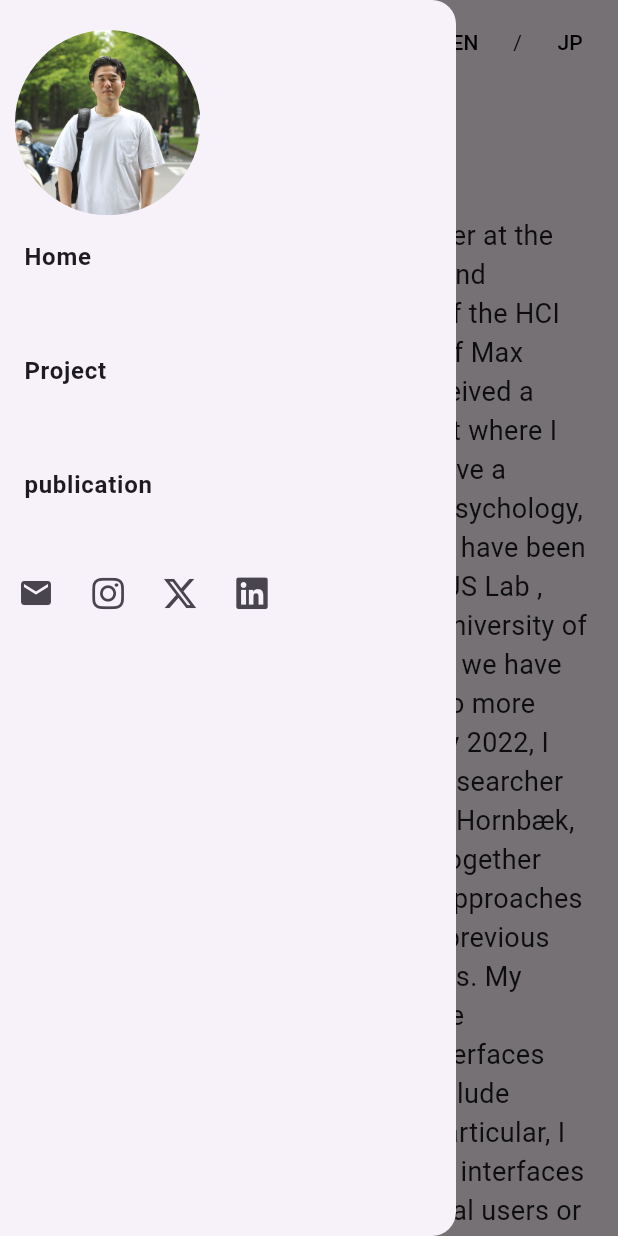
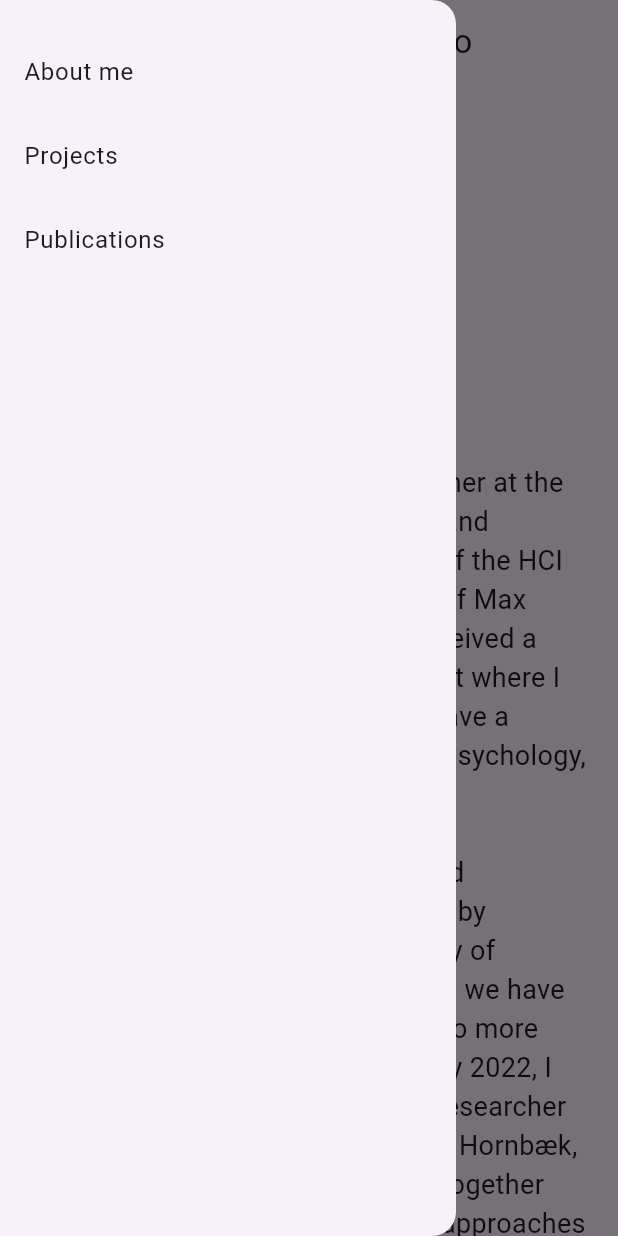
Before and after one commit to osyakan/portfolio, a Flutter app: the screen it shows after launch, with the side drawer open, on a phone screen of 412 x 824 dp. Run offline on Flutter 3.47's test engine with Material 3 defaults, Android fonts, the phone set to English and light mode, and no system bars; our stand-ins replace font_awesome_flutter, youtube_player_iframe.

Commit message:
Update main.dart

```diff
--- a/website/lib/main.dart
+++ b/website/lib/main.dart
@@ -4,46 +4,26 @@ import 'responsive_widget.dart';
 import 'package:font_awesome_flutter/font_awesome_flutter.dart';
 import 'package:url_launcher/url_launcher.dart';
 import 'pages/project_page.dart';
-import 'dart:math';
-import 'package:flutter_gen/gen_l10n/app_localizations.dart';
 
 void main() {
   runApp(MyApp());
 }
 
-class MyApp extends StatefulWidget {
-  @override
-  State<MyApp> createState() => _MyAppState();
-}
-
-class _MyAppState extends State<MyApp> {
-  Locale _locale = Locale('en');
-
-  void _changeLanguage(Locale locale) {
-    setState(() {
-      _locale = locale;
-    });
-  }
-
+class MyApp extends StatelessWidget {
   @override
   Widget build(BuildContext context) {
     return MaterialApp(
-      locale: _locale,
-      localizationsDelegates: AppLocalizations.localizationsDelegates,
-      supportedLocales: AppLocalizations.supportedLocales,
-      title: 'Kan Kusakabe',
+      title: 'My Portfolio',
       theme: ThemeData(
         primarySwatch: Colors.blue,
       ),
-      home: PortfolioPage(changeLanguage: _changeLanguage),
+      home: PortfolioPage(),
     );
   }
 }
 
 class PortfolioPage extends StatefulWidget {
-  final void Function(Locale) changeLanguage;
-
-  PortfolioPage({required this.changeLanguage});
+  PortfolioPage();
 
   @override
   _PortfolioPageState createState() => _PortfolioPageState();
@@ -72,19 +52,40 @@ class _PortfolioPageState extends State<PortfolioPage> {
   Widget _buildContent() {
     return ListView(
       controller: _scrollController,
+      padding: EdgeInsets.symmetric(horizontal: 10),
       children: [
+        // もしsmallScreenの場合は画像を表示
+        if (ResponsiveWidget.isSmallScreen(context))
+          Align(
+            alignment: Alignment.center,
+            child: Container(
+              width: MediaQuery.of(context).size.width * 0.4,
+              height: MediaQuery.of(context).size.width * 0.4,
+              // 画像は円形にする
+              decoration: BoxDecoration(
+                shape: BoxShape.circle,
+                image: DecorationImage(
+                  fit: BoxFit.cover,
+                  image: AssetImage('image/kan.png'),
+                ),
+              ),
+            ),
+          ),
         Section(
           key: _sectionKeys[0],
-            title: AppLocalizations.of(context)!.header,
-            content: HomeContent()),
+          title: 'About me',
+          content: HomeContent(),
+        ),
         Section(
           key: _sectionKeys[1],
-            title: AppLocalizations.of(context)!.project,
-            content: ProjectContent()),
+          title: 'Projects',
+          content: ProjectContent(),
+        ),
         Section(
           key: _sectionKeys[2],
-            title: AppLocalizations.of(context)!.publication,
-            content: PublicationContent()),
+          title: 'Publications',
+          content: PublicationContent(),
+        ),
       ],
     );
   }
@@ -100,7 +101,7 @@ class _PortfolioPageState extends State<PortfolioPage> {
   // メインのナビゲーション
   Container mainBuilder() {
     return Container(
-      padding: EdgeInsets.all(16),
+      padding: EdgeInsets.all(10),
       width: MediaQuery.of(context).size.width * 0.25,
       child: Column(
         mainAxisAlignment: MainAxisAlignment.start,
@@ -116,7 +117,7 @@ class _PortfolioPageState extends State<PortfolioPage> {
             ),
           ),
           SizedBox(height: 20),
-          NavLink(title: 'Home', onTap: () => _scrollToSection(0)),
+          NavLink(title: 'About me', onTap: () => _scrollToSection(0)),
           NavLink(title: 'Projects', onTap: () => _scrollToSection(1)),
           NavLink(title: 'Publications', onTap: () => _scrollToSection(2)),
           // 横向きに連絡先のアイコンを表示, アイコンはクリックするとリンク先に飛ぶ
@@ -155,75 +156,17 @@ class _PortfolioPageState extends State<PortfolioPage> {
       child: ListView(
         children: [
           SizedBox(height: 20),
-          Container(
-            // add padding to the left
-            padding: EdgeInsets.only(left: 10),
-            child: Align(
-              alignment: Alignment.centerLeft,
-              // paddingを追加
-              child: Container(
-                width: MediaQuery.of(context).size.width * 0.3,
-                height: MediaQuery.of(context).size.width * 0.3,
-                decoration: BoxDecoration(
-                  shape: BoxShape.circle,
-                  image: DecorationImage(
-                    fit: BoxFit.cover,
-                    image: AssetImage('image/kan.png'),
-                  ),
-                ),
-              ),
-            ),
+          ListTile(
+            title: Text('About me'),
+            onTap: () => _scrollToSection(0),
           ),
           ListTile(
-            title: Text(
-              AppLocalizations.of(context)!.home,
-              style: TextStyle(fontWeight: FontWeight.bold),
-            ),
-            onTap: () => _scrollToSection(0),
-          ),
-          SizedBox(height: 20),
-          ListTile(
-            // テキストをボルドにする
-            title: Text(
-              AppLocalizations.of(context)!.project,
-              style: TextStyle(fontWeight: FontWeight.bold),
-            ),
+            title: Text('Projects'),
             onTap: () => _scrollToSection(1),
           ),
-          SizedBox(height: 20),
           ListTile(
-            title: Text(
-              AppLocalizations.of(context)!.publication,
-              style: TextStyle(fontWeight: FontWeight.bold),
-            ),
+            title: Text('Publications'),
             onTap: () => _scrollToSection(2),
-          ),
-          SizedBox(height: 20),
-          // 横向きに連絡先のアイコンを表示, アイコンはクリックするとリンク先に飛ぶ
-          Row(
-            children: [
-              IconButton(
-                icon: Icon(Icons.mail),
-                onPressed: () => launchUrl(
-                    Uri.parse('mailto:kusakabe.kan.v5@lems.hokudai.ac.jp')),
-              ),
-              IconButton(
-                icon: FaIcon(FontAwesomeIcons.instagram),
-                onPressed: () =>
-                    launchUrl(Uri.parse('https://www.instagram.com/hci_kan/')),
-              ),
-              IconButton(
-                // x.com
-                icon: FaIcon(FontAwesomeIcons.xTwitter),
-                onPressed: () => launchUrl(Uri.parse('https://x.com/HCI_kan')),
-              ),
-              IconButton(
-                // x.com
-                icon: FaIcon(FontAwesomeIcons.linkedin),
-                onPressed: () => launchUrl(Uri.parse(
-                    'https://www.linkedin.com/in/kan-kusakabe-a83589239/')),
-              ),
-            ],
           ),
         ],
       ),
@@ -235,23 +178,7 @@ class _PortfolioPageState extends State<PortfolioPage> {
     return Scaffold(
       key: _scaffoldKey,
       appBar: AppBar(
-        title: Text(AppLocalizations.of(context)!.title),
-        actions: [
-          // 言語切り替え
-          TextButton(
-            onPressed: () => setState(() {
-              widget.changeLanguage(Locale('en'));
-            }),
-            child: Text('EN', style: TextStyle(color: Colors.black)),
-          ),
-          Text("/"),
-          TextButton(
-            onPressed: () => setState(() {
-              widget.changeLanguage(Locale('ja'));
-            }),
-            child: Text('JP', style: TextStyle(color: Colors.black)),
-          ),
-        ],
+        title: Text('Kusakabe Kan\'s Portfolio'),
         // smallScreenの場合はDrawerを表示
         leading: ResponsiveWidget.isSmallScreen(context)
             ? IconButton(
@@ -282,10 +209,7 @@ class Section extends StatelessWidget {
   Widget build(BuildContext context) {
     return Container(
       // サイドのパディングは16, 上下は8
-      padding: EdgeInsets.symmetric(
-          horizontal:
-              min(max(MediaQuery.of(context).size.width * 0.024, 16), 100),
-          vertical: 16),
+      padding: EdgeInsets.symmetric(horizontal: 8, vertical: 16),
       child: Column(
         crossAxisAlignment: CrossAxisAlignment.start,
         children: [
@@ -337,7 +261,13 @@ class HomeContent extends StatelessWidget {
       children: [
         SizedBox(height: 20),
         Text(
-          AppLocalizations.of(context)!.selfIntrodution,
+          """
+ I am a senior lecturer and researcher at the HCI lab of Jürgen Steimle at Saarland University. Previously, I was head of the HCI group at the Telecooperation Lab of Max Mühlhäuser at TU Darmstadt. I received a doctoral degree from TU Darmstadt where I explored 3D-printed interfaces. I have a background in computer science, psychology, and visual computing.
+
+In addition, I have been an affiliated researcher at the SIRIUS Lab , lead by Mohamed Khamis, at the University of Glasgow from 2021 to 2022, where we have investigated tangible approaches to more useable security. Starting from July 2022, I am also an affiliated and visiting researcher at the HCC section, lead by Kasper Hornbæk, at the University of Copenhagen. Together with Daniel Ashbrook, we explore approaches to 3D print haptics, combining my previous research on Fabrication and Haptics.
+
+My current research interests are at the intersection of Human-Machine Interfaces and Digital Fabrication, but also include Extended Reality and Haptics. In particular, I enjoy to design, build, and evaluate interfaces that strive to be tailored to individual users or use cases rather than to a common denominator. Feel free to check out my recent publications or contact me.
+""",
           style: TextStyle(fontSize: 18),
         ),
       ],
@@ -346,109 +276,49 @@ class HomeContent extends StatelessWidget {
 }
 
 class ProjectContent extends StatelessWidget {
-  // titleとimageを横に並べたプロジェクトを縦に並べる
+  // projectsを受け取る
+  final List<Map<String, dynamic>> projects = [
+    {
+      'title': 'Project 1',
+      'youtube_urls': ["https://www.youtube.com/watch?v=2QjAquJL4R0"],
+      'doi': null,
+      'description': 'Project 1 description goes here',
+      'publication': 'Project 1 publication goes here',
+      'image': 'image/kan.png',
+    },
+  ];
+
   @override
   Widget build(BuildContext context) {
-    // ローカライゼーションのインスタンスを取得
-    final localizations = AppLocalizations.of(context)!;
-    // Listでプロジェクトの内容を記述（title, image, youtubelink, youtubelink_sub, description, doi, publication1, publication2）
-    final List<Map<String, dynamic>> projects = [
-      {
-        'title': localizations.p1Title,
-        'image': localizations.p1Image,
-        'youtubelink': localizations.p1Youtubelink,
-        'youtubelink_sub': localizations.p1Youtubelink_sub,
-        'description': localizations.p1Description,
-        'doi1': localizations.p1Doi1,
-        'doi2': localizations.p1Doi2,
-        'doi3': localizations.p1Doi3,
-        'publication1': localizations.p1Publication1,
-        'publication2': localizations.p1Publication2,
-        'publication3': localizations.p1Publication3,
-      },
-      {
-        'title': localizations.p2Title,
-        'image': localizations.p2Image,
-        'youtubelink': localizations.p2Youtubelink,
-        'youtubelink_sub': localizations.p2Youtubelink_sub,
-        'description': localizations.p2Description,
-        'doi1': localizations.p2Doi1,
-        'doi2': localizations.p2Doi2,
-        'doi3': localizations.p2Doi3,
-        'publication1': localizations.p2Publication1,
-        'publication2': localizations.p2Publication2,
-        'publication3': localizations.p2Publication3,
-      },
-      {
-        'title': localizations.p3Title,
-        'image': localizations.p3Image,
-        'youtubelink': localizations.p3Youtubelink,
-        'youtubelink_sub': localizations.p3Youtubelink_sub,
-        'description': localizations.p3Description,
-        'doi1': localizations.p3Doi1,
-        'doi2': localizations.p3Doi2,
-        'doi3': localizations.p3Doi3,
-        'publication1': localizations.p3Publication1,
-        'publication2': localizations.p3Publication2,
-        'publication3': localizations.p3Publication3,
-      },
-    ];
-    return Column(
-      children: projects
-          .map(
-            (project) => Column(
-              children: [
-                GestureDetector(
+    return ListView.builder(
+      itemCount: projects.length,
+      itemBuilder: (context, index) {
+        final project = projects[index];
+        return GestureDetector(
           onTap: () {
-                    Navigator.of(context).push(
+            Navigator.push(
+              context,
               MaterialPageRoute(
                 builder: (context) => ProjectPage(
                   title: project['title'],
-                          image: project['image'],
-                          youtubelink: project['youtubelink'],
-                          youtubelink_sub: project['youtubelink_sub'],
+                  youtube_urls: project['youtube_urls'],
+                  doi: project['doi'],
                   description: project['description'],
-                          doi1: project['doi1'],
-                          doi2: project['doi2'],
-                          doi3: project['doi3'],
-                          publication1: project['publication1'],
-                          publication2: project['publication2'],
-                          publication3: project['publication3'],
+                  publication: project['publication'],
+                  image: Image.asset(project['image']),
                 ),
               ),
             );
           },
-                  child: Row(
-                    children: [
-                      // もしscreenが小さい場合は画像を表示しない
-                      if (!ResponsiveWidget.isSmallScreen(context))
-                        Container(
-                          width: 200,
-                          height: 200,
-                          child: Image.asset(project['image']),
-                        ),
-                      if (!ResponsiveWidget.isSmallScreen(context))
-                        SizedBox(width: 20),
-                      Expanded(
-                        child: Text(
-                          project['title'],
-                          style: TextStyle(
-                            fontSize: min(
-                                max(MediaQuery.of(context).size.width * 0.024,
-                                    20),
-                                25),
-                          ),
-                          overflow: TextOverflow.visible,
+          child: Card(
+            child: ListTile(
+              leading: Image.asset(project['image']),
+              title: Text(project['title']),
+              subtitle: Text(project['description']),
             ),
           ),
-                    ],
-                  ),
-                ),
-                SizedBox(height: 20),
-              ],
-            ),
-          )
-          .toList(),
+        );
+      },
     );
   }
 }
```
Lines whose indentation alone changed are shown as unchanged.
